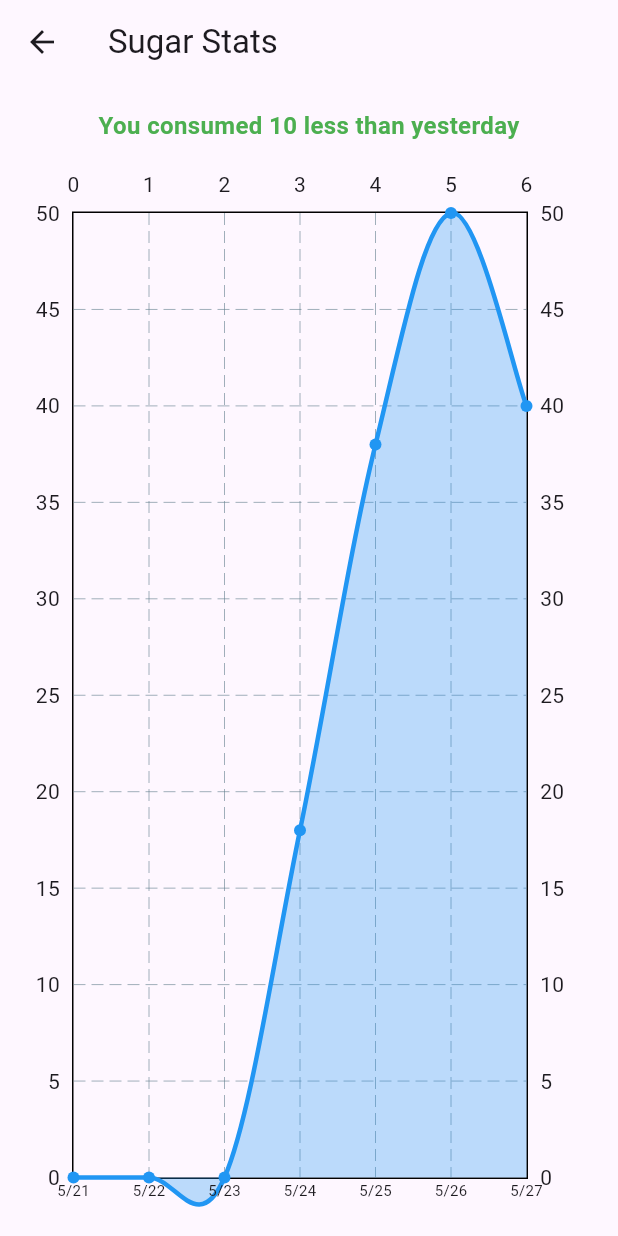
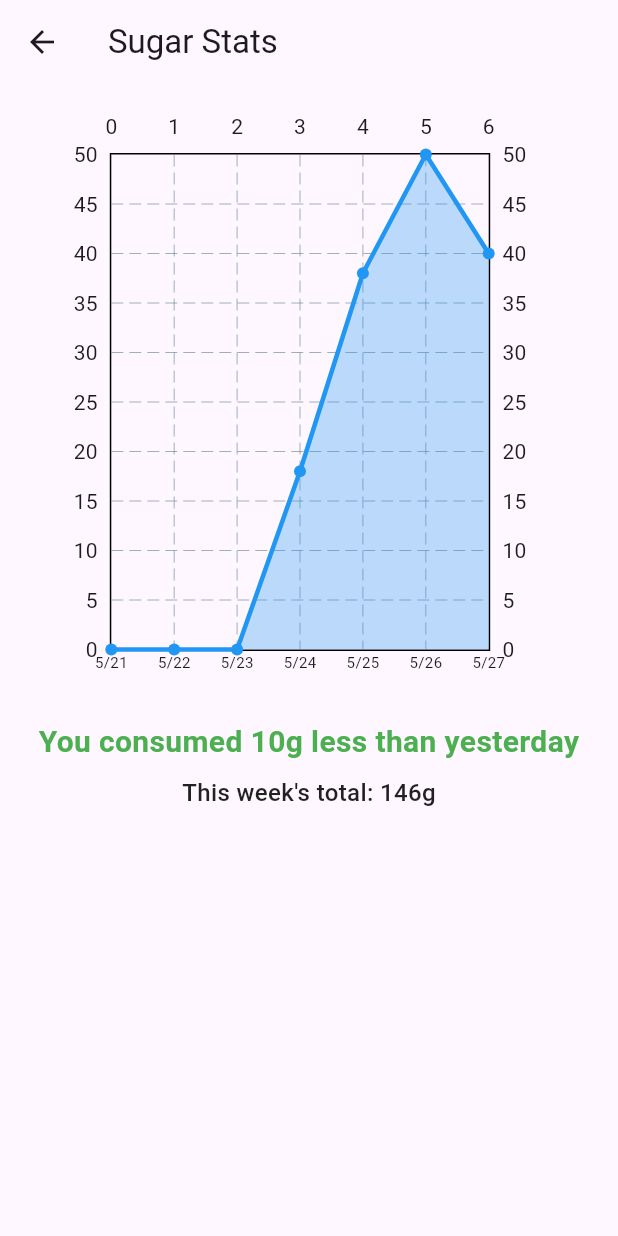
Before and after one commit to vladmester2002/gust-fe, a Flutter app: the SugarStatsPage screen opened by its route, on a phone screen of 412 x 824 dp. Run offline on Flutter 3.47's test engine with Material 3 defaults, Android fonts, the phone set to English and light mode, and no system bars; drawn by our look-alikes of fl_chart.

Commit message:
better design stats page

```diff
--- a/gust_fe/lib/SugarStatsPage.dart
+++ b/gust_fe/lib/SugarStatsPage.dart
@@ -24,30 +24,27 @@ class SugarStatsPage extends StatelessWidget {
     }
 
     final dataPoints = dailyTotals.entries.toList();
-    final yesterday = dataPoints[dataPoints.length - 2].value;
-    final today = dataPoints.last.value;
+    final yesterday = dataPoints.length >= 2 ? dataPoints[dataPoints.length - 2].value : 0;
+    final today = dataPoints.isNotEmpty ? dataPoints.last.value : 0;
 
     final diff = (today - yesterday).abs();
     final isLess = today < yesterday;
+    final weeklyTotal = dataPoints.fold<int>(0, (sum, e) => sum + e.value);
 
     return Scaffold(
       appBar: AppBar(title: const Text("Sugar Stats")),
-      body: Padding(
-        padding: const EdgeInsets.all(16),
+      body: LayoutBuilder(
+        builder: (context, constraints) {
+          final chartHeight = constraints.maxHeight * 0.5;
+          final chartWidth = constraints.maxWidth * 0.8;
+
+          return Center(
             child: Column(
               children: [
-            Text(
-              isLess
-                  ? "You consumed $diff less than yesterday"
-                  : "You consumed $diff more than yesterday",
-              style: TextStyle(
-                fontSize: 16,
-                fontWeight: FontWeight.bold,
-                color: isLess ? Colors.green : Colors.red,
-              ),
-            ),
                 const SizedBox(height: 16),
-            Expanded(
+                SizedBox(
+                  height: chartHeight,
+                  width: chartWidth,
                   child: LineChart(
                     LineChartData(
                       gridData: FlGridData(show: true),
@@ -74,7 +71,7 @@ class SugarStatsPage extends StatelessWidget {
                             for (int i = 0; i < dataPoints.length; i++)
                               FlSpot(i.toDouble(), dataPoints[i].value.toDouble())
                           ],
-                      isCurved: true,
+                          isCurved: false, // straight lines
                           barWidth: 3,
                           color: Colors.blue,
                           belowBarData: BarAreaData(show: true, color: Colors.blue.withOpacity(0.3)),
@@ -84,8 +81,31 @@ class SugarStatsPage extends StatelessWidget {
                     ),
                   ),
                 ),
+                const SizedBox(height: 24),
+                Text(
+                  isLess
+                      ? "You consumed ${diff}g less than yesterday"
+                      : "You consumed ${diff}g more than yesterday",
+                  style: TextStyle(
+                    fontSize: 20,
+                    fontWeight: FontWeight.bold,
+                    color: isLess ? Colors.green : Colors.red,
+                  ),
+                  textAlign: TextAlign.center,
+                ),
+                const SizedBox(height: 8),
+                Text(
+                  "This week's total: ${weeklyTotal}g",
+                  style: const TextStyle(
+                    fontSize: 16,
+                    fontWeight: FontWeight.w500,
+                    color: Colors.black87,
+                  ),
+                ),
               ],
             ),
+          );
+        },
       ),
     );
   }
```
Lines whose indentation alone changed are shown as unchanged.
